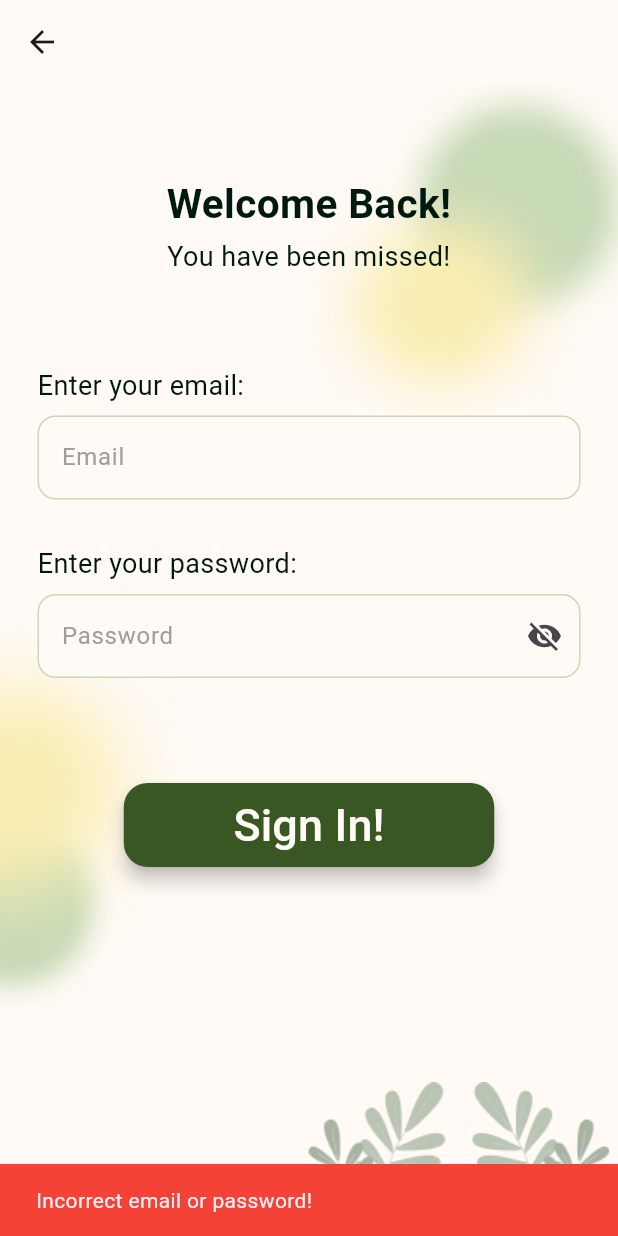
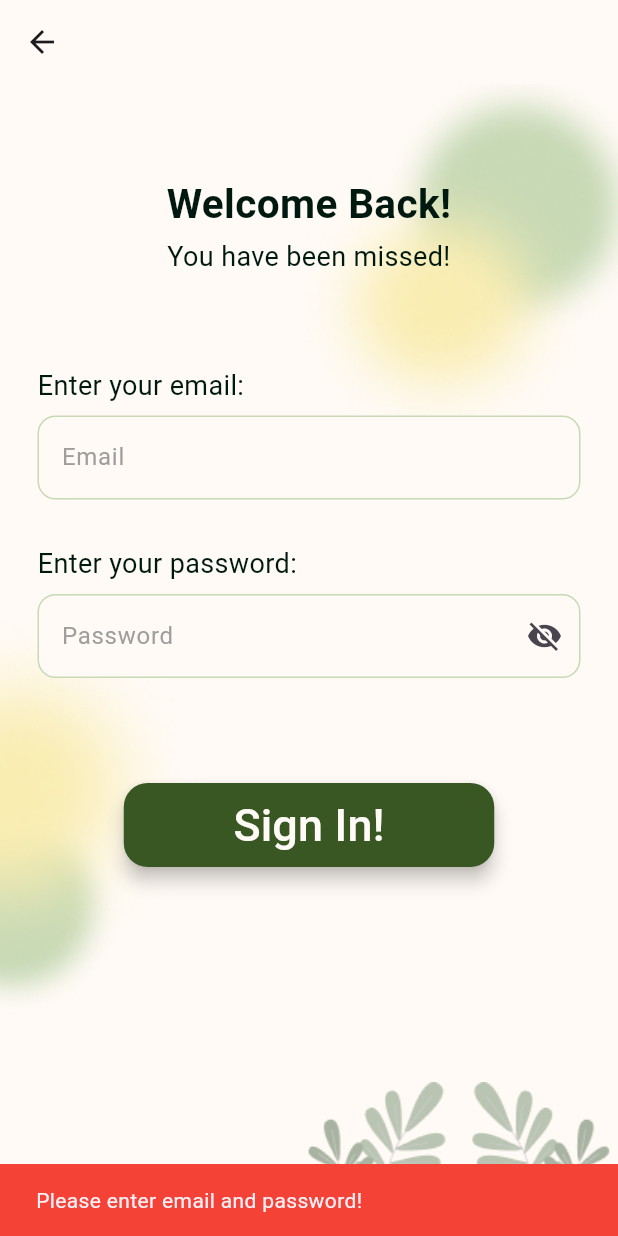
Before and after one commit to EllieNtasio/readally-android, a Flutter app: the SignInPage screen opened directly, after a tap on "Sign In!", on a phone screen of 412 x 824 dp. Run offline on Flutter 3.47's test engine with Material 3 defaults, Android fonts, the phone set to English and light mode, and no system bars; our stand-ins replace cloud_firestore, firebase_auth, firebase_core; accounts and stored records are empty.

Commit message:
added authentication and new user

```diff
--- a/lib/authentication/signin.dart
+++ b/lib/authentication/signin.dart
@@ -1,4 +1,5 @@
 import 'package:flutter/material.dart';
+import 'package:firebase_auth/firebase_auth.dart';
 import 'package:readally/bookspage.dart';
 
 class SignInPage extends StatefulWidget {
@@ -10,28 +11,69 @@ class SignInPage extends StatefulWidget {
 
 class _SignInPageState extends State<SignInPage> {
   bool _isPasswordVisible = false;
+  bool _isLoading = false;
 
   final TextEditingController _emailController = TextEditingController();
   final TextEditingController _passwordController = TextEditingController();
 
-  void _signIn() {
+
+  final FirebaseAuth _auth = FirebaseAuth.instance;
+
+  Future<void> _signIn() async {
     String email = _emailController.text;
     String password = _passwordController.text;
 
-    if (email == 'ellie@email.com' && password == '123456789') {
-      Navigator.push(
+
+    if (email.isEmpty || password.isEmpty) {
+      ScaffoldMessenger.of(context).showSnackBar(
+        const SnackBar(
+          content: Text('Please enter email and password!'),
+          backgroundColor: Colors.red,
+        ),
+      );
+      return;
+    }
+
+    setState(() {
+      _isLoading = true;
+    });
+
+    try {
+
+      UserCredential userCredential = await _auth.signInWithEmailAndPassword(
+        email: email,
+        password: password,
+      );
+
+
+      Navigator.pushReplacement(
         context,
         MaterialPageRoute(
           builder: (context) => BooksPage(),
         ),
       );
-    } else {
+    } on FirebaseAuthException catch (e) {
+      String message = '';
+
+      if (e.code == 'user-not-found') {
+        message = 'No user found for that email.';
+      } else if (e.code == 'wrong-password') {
+        message = 'Wrong password provided.';
+      } else {
+        message = e.message ?? 'An error occurred. Please try again.';
+      }
+
+
       ScaffoldMessenger.of(context).showSnackBar(
-        const SnackBar(
-          content: Text('Incorrect email or password!'),
+        SnackBar(
+          content: Text(message),
           backgroundColor: Colors.red,
         ),
       );
+    } finally {
+      setState(() {
+        _isLoading = false;
+      });
     }
   }
 
@@ -189,8 +231,12 @@ class _SignInPageState extends State<SignInPage> {
                     ),
                   ),
                   const SizedBox(height: 30),
+
+
                   const SizedBox(height: 40),
-                  ElevatedButton(
+                  _isLoading
+                      ? const CircularProgressIndicator()
+                      : ElevatedButton(
                     onPressed: _signIn,
                     style: ElevatedButton.styleFrom(
                       backgroundColor: const Color(0xFF385723),
--- a/lib/bookspage.dart
+++ b/lib/bookspage.dart
@@ -1,4 +1,3 @@
-
 import 'package:flutter/material.dart';
 import 'package:readally/components/card.dart';
 import 'package:readally/database.dart';
@@ -30,7 +29,6 @@ class BooksPage extends StatelessWidget {
           IconButton(
             icon: const Icon(Icons.camera_alt),
             onPressed: () {
-              // Add functionality for the camera icon here
               print('Camera icon pressed');
             },
           ),
```
Also changed, not shown: lib/authentication/signup.dart (+54 -16 lines), lib/components/card.dart (+4 -4 lines), lib/components/drawer.dart (+9 -7 lines), lib/full_books_list.dart (+6 -6 lines), lib/secpages/clicked.dart (+8 -9 lines), lib/secpages/edit.dart (+5 -5 lines), lib/secpages/newlist.dart (+7 -8 lines), lib/secpages/profile.dart (+22 -7 lines), lib/secpages/ratepage.dart (+9 -9 lines).
